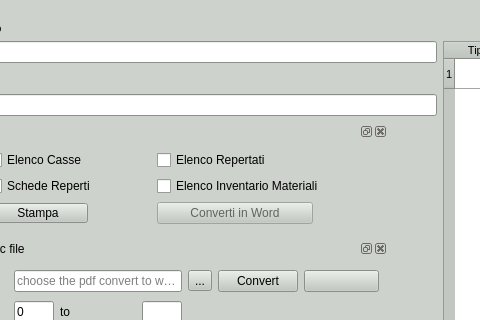
Above: gui/ui/Inv_Materiali.ui from pyarchinit/pyarchinit before the change; both pictures show x 98 to 578 and y 361 to 681 of the 1113 by 861 pixel window. Below: the same form after it.
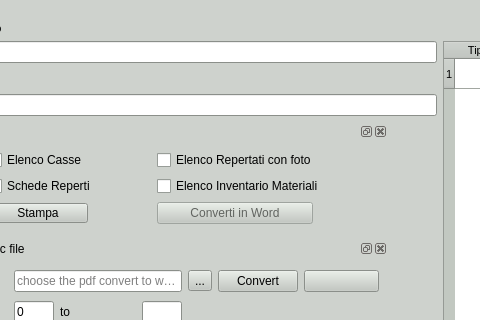
That is the form after the change. The open tabs and pages were chosen to show the change. Icons and pictures are not drawn. Custom widgets are drawn as their Qt base class.

```diff
--- a/gui/ui/Inv_Materiali.ui
+++ b/gui/ui/Inv_Materiali.ui
@@ -2229,7 +2229,7 @@
               </font>
              </property>
              <property name="text">
-              <string>Elenco Repertati</string>
+              <string>Elenco Repertati con foto</string>
              </property>
             </widget>
            </item>
```
